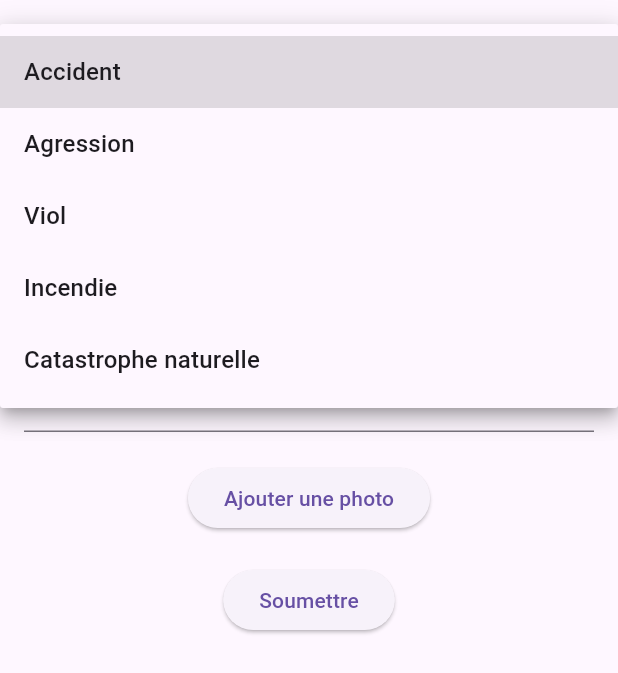
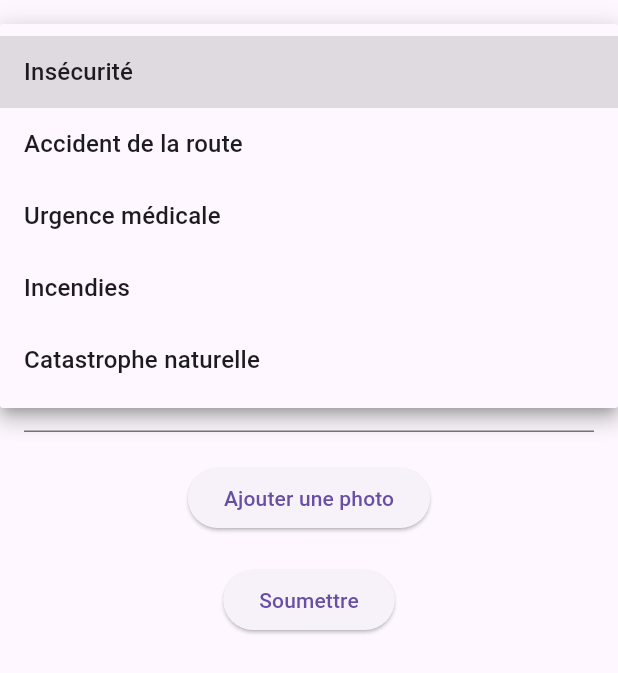
Before and after one commit to Jospin6/huduma, a Flutter app: the SignalerPage widget shown alone on an empty page, opened directly, after a tap on "Type de signalement", on a phone screen of 412 x 824 dp. Shown: the top 673 px of the screen. Run offline on Flutter 3.47's test engine with Material 3 defaults, Android fonts, the phone set to English and light mode, and no system bars; our stand-ins replace cloud_firestore, firebase_auth, firebase_core, firebase_storage, geolocator, google_maps_flutter and 2 more; missing offline and left inert: flutter_sms; accounts and stored records are empty.

Commit message:
Fix bugs

```diff
--- a/lib/screens/auth/signin.dart
+++ b/lib/screens/auth/signin.dart
@@ -51,7 +51,7 @@ class _SignInState extends State<SignIn> {
           'name': name,
           'lastName': lastName,
           'phoneNumber': phoneNumber,
-          'role': 'simple'
+          'urgence': 'non'
         });
 
         // Enregistrer l'UID et l'état de l'utilisateur
--- a/lib/screens/signalerPage.dart
+++ b/lib/screens/signalerPage.dart
@@ -31,10 +31,10 @@ class _SignalerPageState extends State<SignalerPage> {
   }
 
   final List<String> signalementTypes = [
-    'Accident',
-    'Agression',
-    'Viol',
-    'Incendie',
+    'Insécurité',
+    'Accident de la route',
+    'Urgence médicale',
+    'Incendies',
     'Catastrophe naturelle',
   ];
 
--- a/lib/utils/emergency_options.dart
+++ b/lib/utils/emergency_options.dart
@@ -20,7 +20,7 @@ final List<Map<String, String>> emergencyOptions = [
     'num_tele': '118'
   },
   {
-    'title': 'Agression / Violences',
+    'title': 'Catastrophe naturelle',
     'image': 'assets/images/viol.png',
     'num_tele': '117'
   },
```
Also changed, not shown: lib/screens/admin/utilisateursPage.dart (+58 -14 lines).
